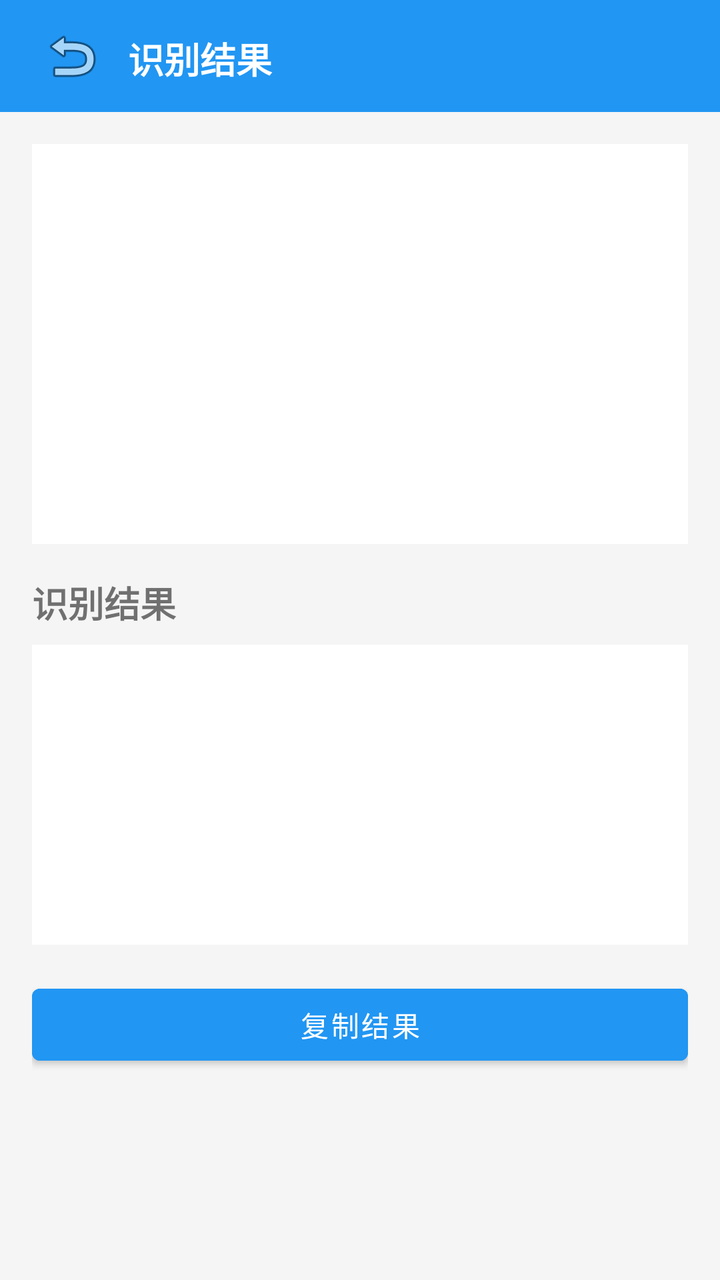
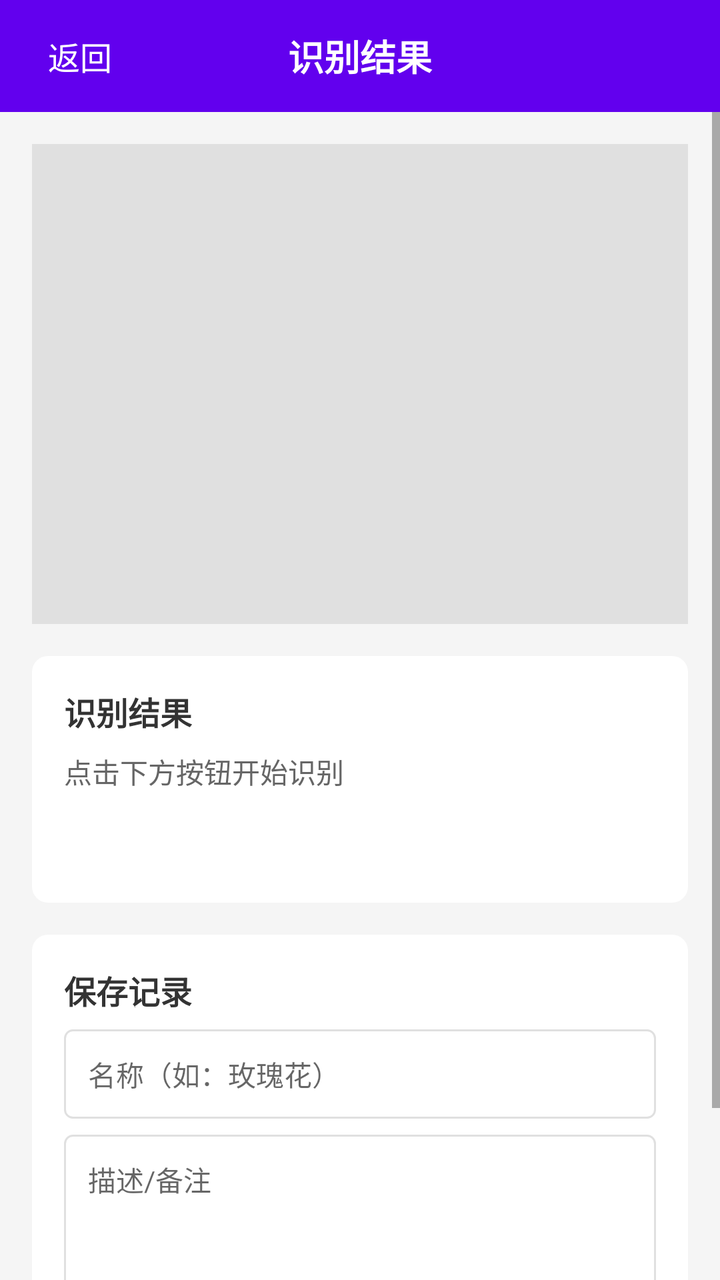

The first picture is an Android layout as it rendered before a commit; the second is the same layout after the commit. The layout source and the unified diff follow.
<!-- AndroidManifest.xml: application theme Theme.ImageRecognition -->
<!-- res/layout/activity_recognition.xml -->
<?xml version="1.0" encoding="utf-8"?>
<LinearLayout xmlns:android="http://schemas.android.com/apk/res/android"
    android:layout_width="match_parent"
    android:layout_height="match_parent"
    android:orientation="vertical"
    android:background="#F5F5F5">

    
    <LinearLayout
        android:layout_width="match_parent"
        android:layout_height="56dp"
        android:background="#2196F3"
        android:gravity="center_vertical"
        android:padding="16dp">

        <ImageButton
            android:id="@+id/btnBack"
            android:layout_width="40dp"
            android:layout_height="40dp"
            android:background="?attr/selectableItemBackgroundBorderless"
            android:src="@android:drawable/ic_menu_revert"
            android:contentDescription="返回" />

        <TextView
            android:layout_width="0dp"
            android:layout_height="wrap_content"
            android:layout_weight="1"
            android:text="识别结果"
            android:textColor="#FFFFFF"
            android:textSize="18sp"
            android:textStyle="bold"
            android:layout_marginStart="8dp" />
    </LinearLayout>

    <ScrollView
        android:layout_width="match_parent"
        android:layout_height="match_parent">

        <LinearLayout
            android:layout_width="match_parent"
            android:layout_height="wrap_content"
            android:orientation="vertical"
            android:padding="16dp">

            <ImageView
                android:id="@+id/imageResult"
                android:layout_width="match_parent"
                android:layout_height="200dp"
                android:background="#FFFFFF"
                android:scaleType="centerCrop" />

            <TextView
                android:id="@+id/tvResultTitle"
                android:layout_width="match_parent"
                android:layout_height="wrap_content"
                android:layout_marginTop="16dp"
                android:text="识别结果"
                android:textSize="18sp"
                android:textStyle="bold" />

            <TextView
                android:id="@+id/tvResultContent"
                android:layout_width="match_parent"
                android:layout_height="wrap_content"
                android:layout_marginTop="8dp"
                android:background="#FFFFFF"
                android:padding="16dp"
                android:textSize="14sp"
                android:minHeight="150dp" />

            <Button
                android:id="@+id/btnCopy"
                android:layout_width="match_parent"
                android:layout_height="48dp"
                android:layout_marginTop="16dp"
                android:text="复制结果"
                android:backgroundTint="#2196F3" />

        </LinearLayout>
    </ScrollView>
</LinearLayout>
<!-- resources referenced by this layout -->
<resources>
  <style name="Theme.ImageRecognition" parent="Theme.MaterialComponents.DayNight.NoActionBar">
          <item name="colorPrimary">@color/colorPrimary</item>
          <item name="colorPrimaryDark">@color/colorPrimaryDark</item>
          <item name="colorAccent">@color/colorAccent</item>
      </style>
  <color name="colorPrimary">#6200EE</color>
  <color name="colorPrimaryDark">#3700B3</color>
  <color name="colorAccent">#03DAC5</color>
</resources>

<!-- the commit's change to res/layout/activity_recognition.xml (unified diff, before → after) -->
@@ -9,17 +9,18 @@
     <LinearLayout
         android:layout_width="match_parent"
         android:layout_height="56dp"
-        android:background="#2196F3"
+        android:background="@color/colorPrimary"
         android:gravity="center_vertical"
-        android:padding="16dp">
+        android:paddingHorizontal="16dp">
 
-        <ImageButton
+        <TextView
             android:id="@+id/btnBack"
-            android:layout_width="40dp"
-            android:layout_height="40dp"
-            android:background="?attr/selectableItemBackgroundBorderless"
-            android:src="@android:drawable/ic_menu_revert"
-            android:contentDescription="返回" />
+            android:layout_width="wrap_content"
+            android:layout_height="wrap_content"
+            android:text="返回"
+            android:textColor="#FFFFFF"
+            android:textSize="16sp"
+            android:padding="8dp" />
 
         <TextView
             android:layout_width="0dp"
@@ -29,12 +30,17 @@
             android:textColor="#FFFFFF"
             android:textSize="18sp"
             android:textStyle="bold"
-            android:layout_marginStart="8dp" />
+            android:gravity="center" />
+
+        <View
+            android:layout_width="48dp"
+            android:layout_height="1dp" />
     </LinearLayout>
 
     <ScrollView
         android:layout_width="match_parent"
-        android:layout_height="match_parent">
+        android:layout_height="match_parent"
+        android:fillViewport="true">
 
         <LinearLayout
             android:layout_width="match_parent"
@@ -42,40 +48,119 @@
             android:orientation="vertical"
             android:padding="16dp">
 
+            
             <ImageView
-                android:id="@+id/imageResult"
+                android:id="@+id/imageView"
                 android:layout_width="match_parent"
-                android:layout_height="200dp"
-                android:background="#FFFFFF"
-                android:scaleType="centerCrop" />
+                android:layout_height="240dp"
+                android:scaleType="centerCrop"
+                android:background="#E0E0E0" />
 
-            <TextView
-                android:id="@+id/tvResultTitle"
+            
+            <LinearLayout
                 android:layout_width="match_parent"
                 android:layout_height="wrap_content"
+                android:orientation="vertical"
                 android:layout_marginTop="16dp"
-                android:text="识别结果"
-                android:textSize="18sp"
-                android:textStyle="bold" />
+                android:background="@drawable/card_bg"
+                android:padding="16dp">
 
-            <TextView
-                android:id="@+id/tvResultContent"
+                <TextView
+                    android:layout_width="wrap_content"
+                    android:layout_height="wrap_content"
+                    android:text="识别结果"
+                    android:textSize="16sp"
+                    android:textStyle="bold"
+                    android:textColor="#333333" />
+
+                <TextView
+                    android:id="@+id/tvResult"
+                    android:layout_width="match_parent"
+                    android:layout_height="wrap_content"
+                    android:layout_marginTop="8dp"
+                    android:text="点击下方按钮开始识别"
+                    android:textSize="14sp"
+                    android:textColor="#666666"
+                    android:minHeight="60dp" />
+
+                <ProgressBar
+                    android:id="@+id/progressBar"
+                    android:layout_width="wrap_content"
+                    android:layout_height="wrap_content"
+                    android:layout_gravity="center"
+                    android:layout_marginTop="8dp"
+                    android:visibility="gone" />
+            </LinearLayout>
+
+            
+            <LinearLayout
                 android:layout_width="match_parent"
                 android:layout_height="wrap_content"
-                android:layout_marginTop="8dp"
-                android:background="#FFFFFF"
-                android:padding="16dp"
-                android:textSize="14sp"
-                android:minHeight="150dp" />
+                android:orientation="vertical"
+                android:layout_marginTop="16dp"
+                android:background="@drawable/card_bg"
+                android:padding="16dp">
 
-            <Button
-                android:id="@+id/btnCopy"
+                <TextView
+                    android:layout_width="wrap_content"
+                    android:layout_height="wrap_content"
+                    android:text="保存记录"
+                    android:textSize="16sp"
+                    android:textStyle="bold"
+                    android:textColor="#333333" />
+
+                <EditText
+                    android:id="@+id/etName"
+                    android:layout_width="match_parent"
+                    android:layout_height="wrap_content"
+                    android:layout_marginTop="8dp"
+                    android:hint="名称（如：玫瑰花）"
+                    android:background="@drawable/edit_bg"
+                    android:padding="12dp"
+                    android:textSize="14sp" />
+
+                <EditText
+                    android:id="@+id/etDescription"
+                    android:layout_width="match_parent"
+                    android:layout_height="wrap_content"
+                    android:layout_marginTop="8dp"
+                    android:hint="描述/备注"
+                    android:background="@drawable/edit_bg"
+                    android:padding="12dp"
+                    android:textSize="14sp"
+                    android:minLines="3"
+                    android:gravity="top" />
+            </LinearLayout>
+
+            
+            <LinearLayout
                 android:layout_width="match_parent"
-                android:layout_height="48dp"
-                android:layout_marginTop="16dp"
-                android:text="复制结果"
-                android:backgroundTint="#2196F3" />
+                android:layout_height="wrap_content"
+                android:orientation="horizontal"
+                android:layout_marginTop="16dp">
 
+                <Button
+                    android:id="@+id/btnRecognize"
+                    android:layout_width="0dp"
+                    android:layout_height="48dp"
+                    android:layout_weight="1"
+                    android:text="开始识别"
+                    android:textSize="16sp"
+                    android:backgroundTint="@color/colorPrimary"
+                    android:textColor="#FFFFFF"
+                    android:layout_marginEnd="8dp" />
+
+                <Button
+                    android:id="@+id/btnSave"
+                    android:layout_width="0dp"
+                    android:layout_height="48dp"
+                    android:layout_weight="1"
+                    android:text="保存记录"
+                    android:textSize="16sp"
+                    android:backgroundTint="#4CAF50"
+                    android:textColor="#FFFFFF"
+                    android:layout_marginStart="8dp" />
+            </LinearLayout>
         </LinearLayout>
     </ScrollView>
 </LinearLayout>
<!-- resource entries referenced after the edit -->
@@ -6,6 +6,21 @@
           <item name="colorAccent">@color/colorAccent</item>
       </style>
   <color name="colorPrimary">#6200EE</color>
+  <!-- drawable card_bg (drawable) -->
+  <?xml version="1.0" encoding="utf-8"?>
+  <shape xmlns:android="http://schemas.android.com/apk/res/android"
+      android:shape="rectangle">
+      <solid android:color="#FFFFFF" />
+      <corners android:radius="8dp" />
+  </shape>
+  <!-- drawable edit_bg (drawable) -->
+  <?xml version="1.0" encoding="utf-8"?>
+  <shape xmlns:android="http://schemas.android.com/apk/res/android"
+      android:shape="rectangle">
+      <solid android:color="#FFFFFF" />
+      <stroke android:width="1dp" android:color="#E0E0E0" />
+      <corners android:radius="4dp" />
+  </shape>
   <color name="colorPrimaryDark">#3700B3</color>
   <color name="colorAccent">#03DAC5</color>
 </resources>
